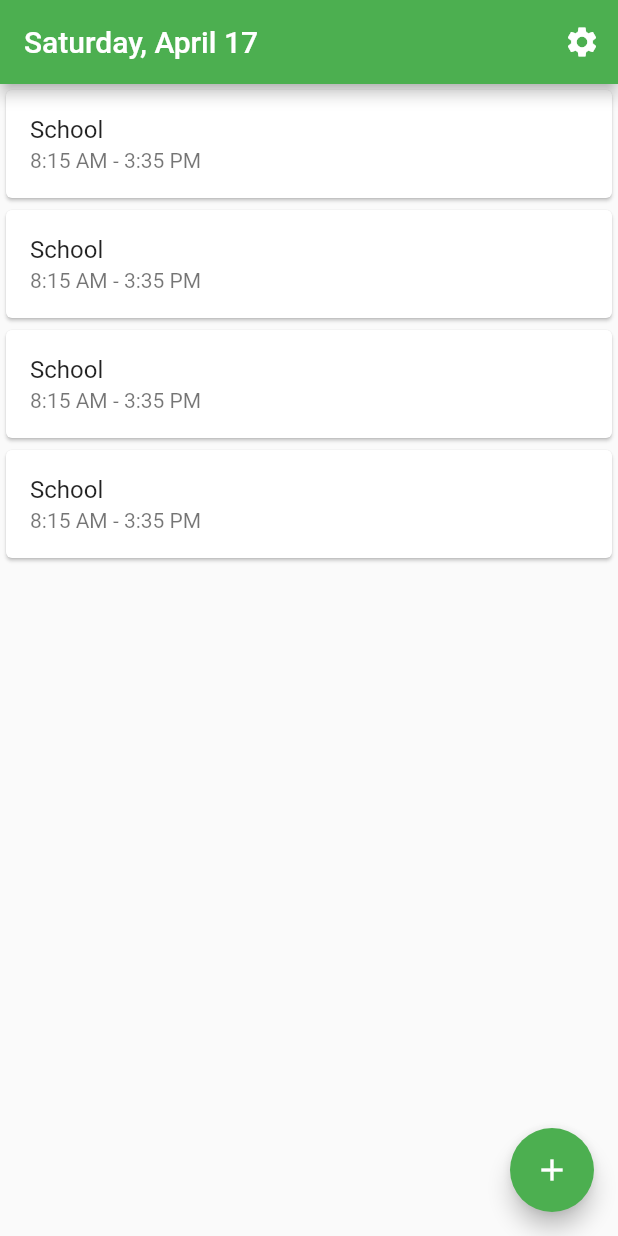
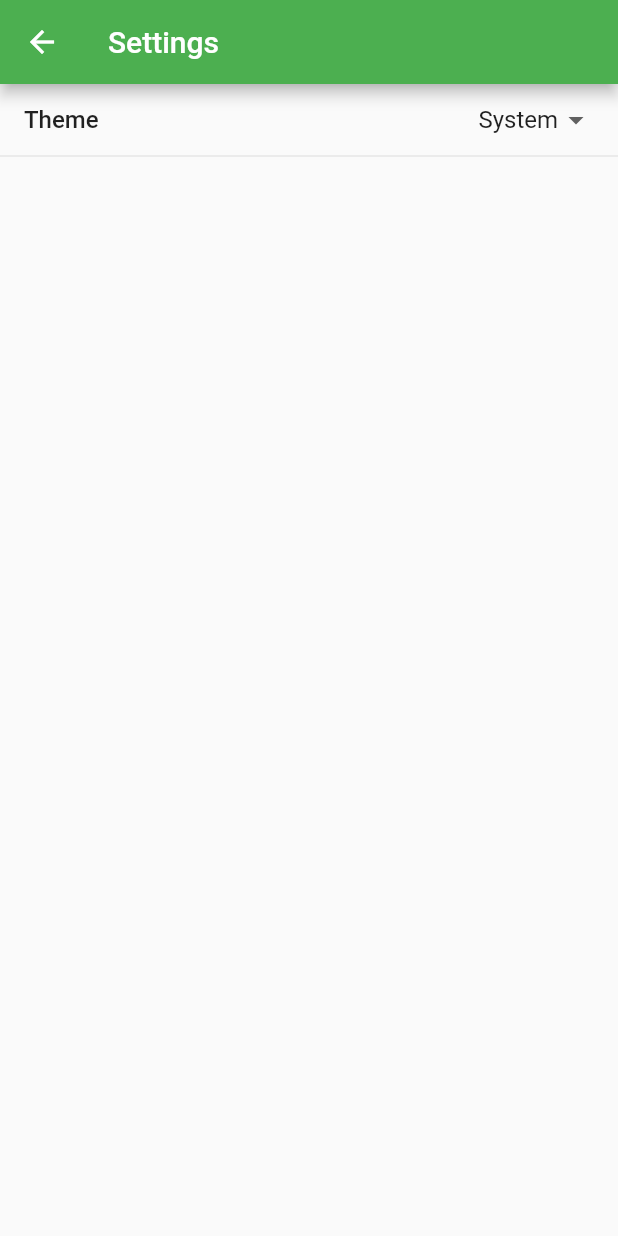
Before and after one commit to Jah-On/HackVH-2021, a Flutter app: the screen it shows after launch, after a tap on the "settings" icon, on a phone screen of 412 x 824 dp. Run offline on Flutter 3.47's test engine with Material 2 defaults, Android fonts, the phone set to English and light mode, and no system bars; drawn by our look-alikes of flutter_settings_screens; our stand-ins replace hive, hive_flutter; accounts and stored records are empty.

Commit message:
Create settings page

```diff
--- a/mental_health_calender/lib/main.dart
+++ b/mental_health_calender/lib/main.dart
@@ -1,7 +1,16 @@
 import 'package:flutter/material.dart';
-import 'package:mental_health_calender/home_page.dart';
+import 'package:flutter_settings_screens/flutter_settings_screens.dart';
+import 'package:hive/hive.dart';
+import 'package:hive_flutter/hive_flutter.dart';
 
-void main() {
+import 'cache_provider.dart';
+import 'pages/home.dart';
+import 'pages/settings.dart';
+
+void main() async {
+  await Settings.init(
+    cacheProvider: HiveCache(SettingsPage.settingsBox),
+  );
   runApp(MyApp());
 }
 
@@ -9,6 +18,9 @@ class MyApp extends StatelessWidget {
   // This widget is the root of your application.
   @override
   Widget build(BuildContext context) {
+    return ValueListenableBuilder(
+        valueListenable: Hive.box(SettingsPage.settingsBox).listenable(),
+        builder: (context, box, widget) {
           return MaterialApp(
             theme: ThemeData(
               brightness: Brightness.light,
@@ -20,8 +32,21 @@ class MyApp extends StatelessWidget {
               primarySwatch: Colors.green,
               visualDensity: VisualDensity.adaptivePlatformDensity,
             ),
-      themeMode: ThemeMode.system,
+            themeMode: _getTheme(box),
             home: HomePage(),
           );
+        });
+  }
+
+  ThemeMode _getTheme(Box box) {
+    final value = box.get(SettingsPage.themeKey);
+    final theme = {
+          "dark": ThemeMode.dark,
+          "light": ThemeMode.light,
+          "system": ThemeMode.system,
+        }[value] ??
+        ThemeMode.system;
+
+    return theme;
   }
 }
--- a/mental_health_calender/lib/home_page.dart
+++ b/mental_health_calender/lib/pages/home.dart
@@ -1,5 +1,7 @@
 import 'package:flutter/material.dart';
 import 'package:intl/intl.dart';
+
+import 'settings.dart';
 
 class HomePage extends StatelessWidget {
   static final format = DateFormat("EEEE, MMMM d");
@@ -14,7 +16,10 @@ class HomePage extends StatelessWidget {
         actions: [
           IconButton(
             icon: Icon(Icons.settings),
-            onPressed: () {},
+            onPressed: () {
+              Navigator.push(context,
+                  MaterialPageRoute(builder: (context) => SettingsPage()));
+            },
           ),
         ],
       ),
--- /dev/null
+++ b/mental_health_calender/lib/pages/settings.dart
@@ -0,0 +1,25 @@
+import 'package:flutter/material.dart';
+import 'package:flutter_settings_screens/flutter_settings_screens.dart';
+
+class SettingsPage extends StatelessWidget {
+  static final settingsBox = "settings";
+  static final themeKey = "theme";
+
+  @override
+  Widget build(BuildContext context) {
+    return SettingsScreen(
+      children: <Widget>[
+        DropDownSettingsTile<String>(
+          title: "Theme",
+          settingKey: "theme",
+          values: <String, String>{
+            "dark": "Dark",
+            "light": "Light",
+            "system": "System",
+          },
+          selected: "system",
+        )
+      ],
+    );
+  }
+}
--- a/mental_health_calender/pubspec.yaml
+++ b/mental_health_calender/pubspec.yaml
@@ -25,6 +25,9 @@ dependencies:
     sdk: flutter
 
   intl: ^0.17.0
+  hive: ^2.0.3
+  hive_flutter: ^1.0.0
+  flutter_settings_screens: ^0.2.2+1
 
 dev_dependencies:
   flutter_test:
```
Also changed, not shown: mental_health_calender/lib/cache_provider.dart (added, +99 -0 lines), mental_health_calender/pubspec.lock. Lines whose indentation alone changed are shown as unchanged.
